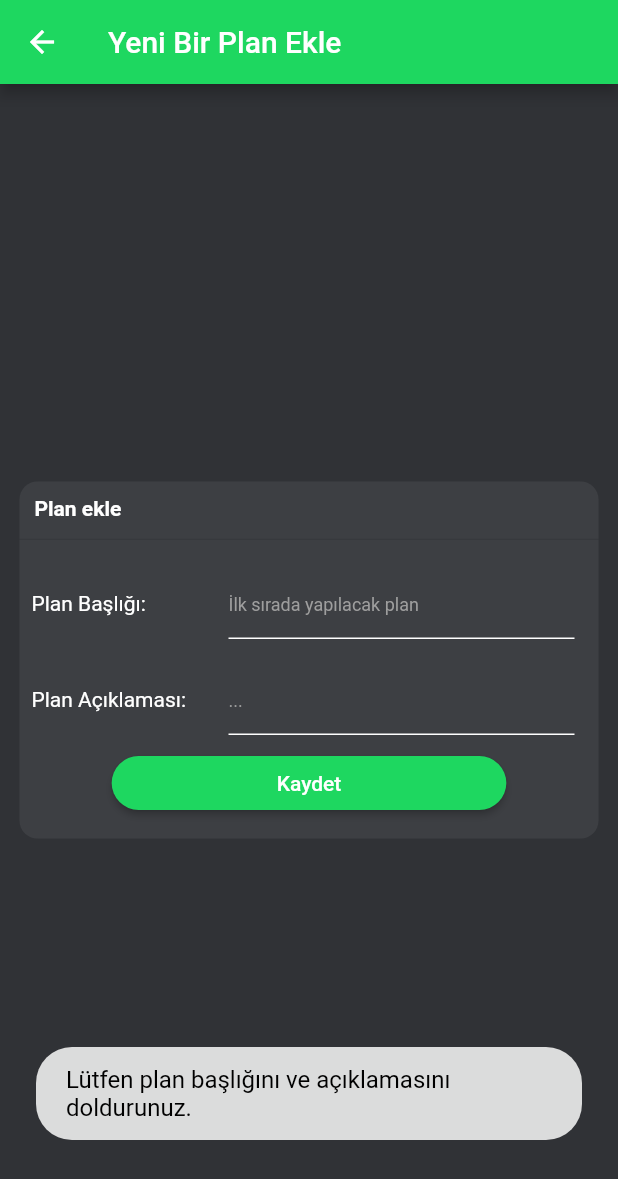
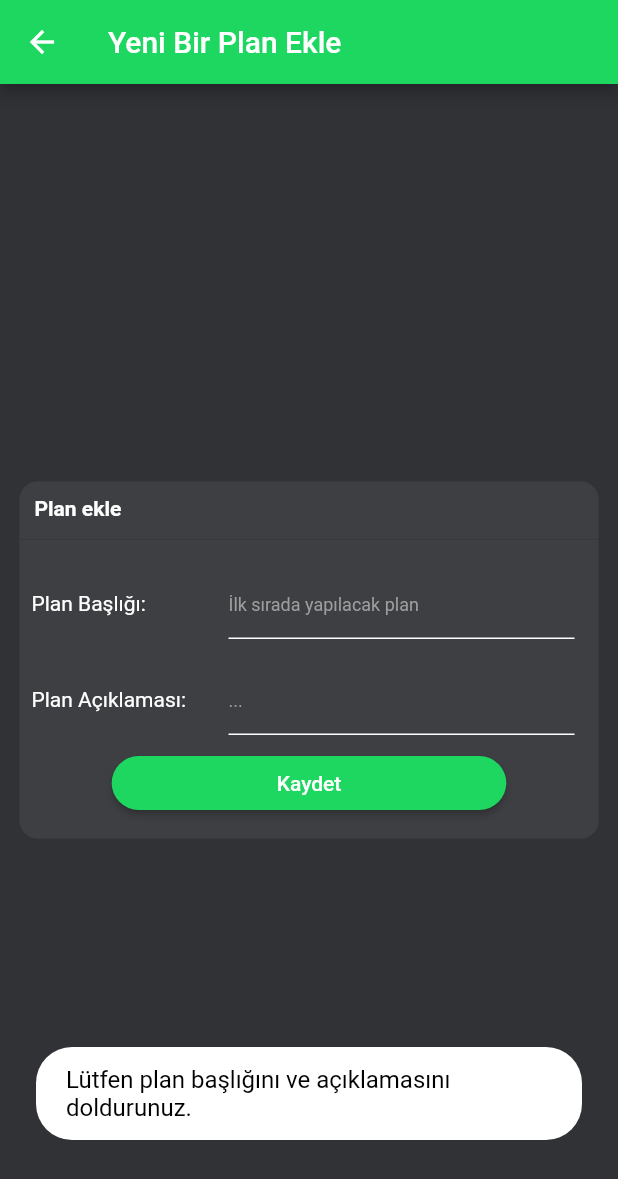
Before and after one commit to melihgulec/nereye-gitmeli-app, a Flutter app: the AddPlanScreen screen opened by its route, after a tap on "Kaydet", on a phone screen of 412 x 824 dp. Shown: the top 1179 px of the screen. Run offline on Flutter 3.47's test engine with Material 2 defaults, Android fonts, the light colour scheme and no system bars; our stand-ins replace dartx, fluttertoast.

Commit message:
Toast mesajının arkaplan rengi sabit renk yapıldı.

```diff
--- a/lib/Screens/AddPlanScreen.dart
+++ b/lib/Screens/AddPlanScreen.dart
@@ -23,6 +23,7 @@ class _AddPlanScreenState extends State<AddPlanScreen> {
         toastLength: Toast.LENGTH_SHORT,
         gravity: ToastGravity.BOTTOM,
         timeInSecForIosWeb: 1,
+        backgroundColor: Colors.white,
         textColor: Colors.black,
         fontSize: 16.0);
   }
--- a/lib/Screens/AddTargetScreen.dart
+++ b/lib/Screens/AddTargetScreen.dart
@@ -45,6 +45,7 @@ class _ContentState extends State<Content> {
       toastLength: Toast.LENGTH_SHORT,
       gravity: ToastGravity.BOTTOM,
       timeInSecForIosWeb: 1,
+      backgroundColor: Colors.white,
       textColor: Colors.black,
       fontSize: 16.0,
     );
--- a/lib/Screens/CityDetail.dart
+++ b/lib/Screens/CityDetail.dart
@@ -24,6 +24,7 @@ class _CityDetailState extends State<CityDetail> {
         toastLength: Toast.LENGTH_SHORT,
         gravity: ToastGravity.BOTTOM,
         timeInSecForIosWeb: 1,
+        backgroundColor: Colors.white,
         textColor: Colors.black,
         fontSize: 16.0);
   }
--- a/lib/Screens/PlanScreen.dart
+++ b/lib/Screens/PlanScreen.dart
@@ -19,6 +19,7 @@ class _PlanScreenState extends State<PlanScreen> {
         toastLength: Toast.LENGTH_SHORT,
         gravity: ToastGravity.BOTTOM,
         timeInSecForIosWeb: 1,
+        backgroundColor: Colors.white,
         textColor: Colors.black,
         fontSize: 16.0);
   }
--- a/lib/Screens/TargetScreen.dart
+++ b/lib/Screens/TargetScreen.dart
@@ -17,6 +17,7 @@ class _TargetScreenState extends State<TargetScreen> {
         toastLength: Toast.LENGTH_SHORT,
         gravity: ToastGravity.BOTTOM,
         timeInSecForIosWeb: 1,
+        backgroundColor: Colors.white,
         textColor: Colors.black,
         fontSize: 16.0);
   }
```
